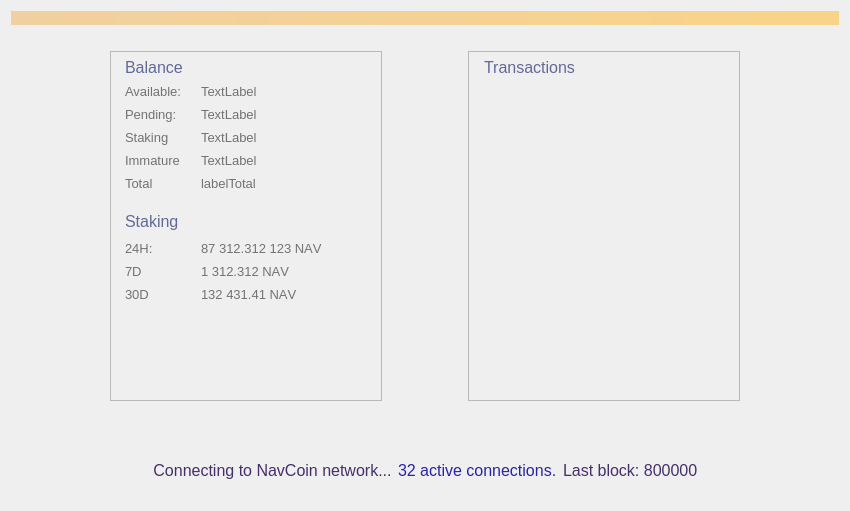
This is src/qt/forms/overviewpage.ui in navcoin/navcoin-core as Qt 5 draws it before an edit. The edited form follows.
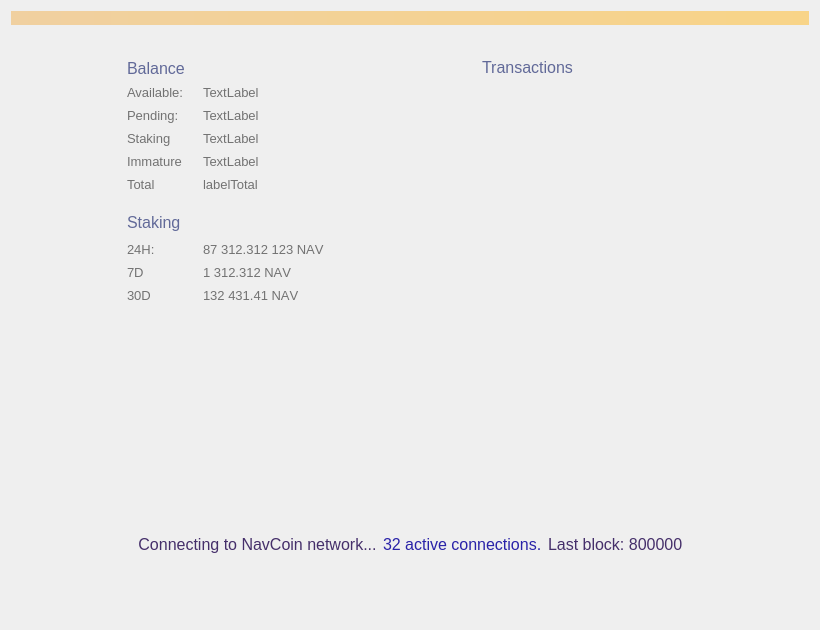
This is the edited form. Custom widgets are drawn as their Qt base class.

Commit message: gui: overview page fits screen

The edit to the form file:
```diff
--- a/src/qt/forms/overviewpage.ui
+++ b/src/qt/forms/overviewpage.ui
@@ -6,13 +6,19 @@
    <rect>
     <x>0</x>
     <y>0</y>
-    <width>850</width>
-    <height>511</height>
+    <width>820</width>
+    <height>630</height>
    </rect>
   </property>
+  <property name="sizePolicy">
+   <sizepolicy hsizetype="MinimumExpanding" vsizetype="MinimumExpanding">
+    <horstretch>0</horstretch>
+    <verstretch>0</verstretch>
+   </sizepolicy>
+  </property>
   <property name="maximumSize">
    <size>
-    <width>850</width>
+    <width>16777215</width>
     <height>16777215</height>
    </size>
   </property>
@@ -40,8 +46,6 @@
     </widget>
    </item>
    <item>
-    <layout class="QVBoxLayout" name="verticalLayout">
-     <item>
       <spacer name="verticalSpacer">
        <property name="orientation">
         <enum>Qt::Vertical</enum>
@@ -59,13 +63,16 @@
      </item>
      <item>
       <layout class="QHBoxLayout" name="horizontalLayout_2">
+     <property name="sizeConstraint">
+      <enum>QLayout::SetMinimumSize</enum>
+     </property>
        <item>
         <spacer name="horizontalSpacer">
          <property name="orientation">
           <enum>Qt::Horizontal</enum>
          </property>
          <property name="sizeType">
-          <enum>QSizePolicy::Expanding</enum>
+        <enum>QSizePolicy::Fixed</enum>
          </property>
          <property name="sizeHint" stdset="0">
           <size>
@@ -76,52 +83,9 @@
         </spacer>
        </item>
        <item>
-        <widget class="QFrame" name="BG1_1">
-         <property name="sizePolicy">
-          <sizepolicy hsizetype="Fixed" vsizetype="Maximum">
-           <horstretch>0</horstretch>
-           <verstretch>0</verstretch>
-          </sizepolicy>
-         </property>
-         <property name="minimumSize">
-          <size>
-           <width>272</width>
-           <height>350</height>
-          </size>
-         </property>
-         <property name="maximumSize">
-          <size>
-           <width>272</width>
-           <height>350</height>
-          </size>
-         </property>
-         <property name="baseSize">
-          <size>
-           <width>245</width>
-           <height>301</height>
-          </size>
-         </property>
-         <property name="styleSheet">
-          <string notr="true"/>
-         </property>
-         <property name="frameShape">
-          <enum>QFrame::StyledPanel</enum>
-         </property>
-         <property name="frameShadow">
-          <enum>QFrame::Raised</enum>
-         </property>
-         <widget class="QWidget" name="verticalLayoutWidget">
-          <property name="geometry">
-           <rect>
-            <x>-1</x>
-            <y>-1</y>
-            <width>282</width>
-            <height>436</height>
-           </rect>
-          </property>
           <layout class="QVBoxLayout" name="verticalLayout_2">
            <property name="sizeConstraint">
-            <enum>QLayout::SetFixedSize</enum>
+        <enum>QLayout::SetNoConstraint</enum>
            </property>
            <property name="leftMargin">
             <number>16</number>
@@ -850,6 +814,12 @@
            </item>
            <item>
             <widget class="QLabel" name="stakingStatusLabel">
+         <property name="sizePolicy">
+          <sizepolicy hsizetype="Expanding" vsizetype="Preferred">
+           <horstretch>0</horstretch>
+           <verstretch>0</verstretch>
+          </sizepolicy>
+         </property>
              <property name="minimumSize">
               <size>
                <width>235</width>
@@ -875,6 +845,12 @@
            </item>
            <item>
             <widget class="QLabel" name="votingStatusLabel">
+         <property name="sizePolicy">
+          <sizepolicy hsizetype="Expanding" vsizetype="Preferred">
+           <horstretch>0</horstretch>
+           <verstretch>0</verstretch>
+          </sizepolicy>
+         </property>
              <property name="minimumSize">
               <size>
                <width>235</width>
@@ -898,19 +874,6 @@
              </property>
             </widget>
            </item>
-           <item>
-            <spacer name="verticalSpacer_7">
-             <property name="orientation">
-              <enum>Qt::Vertical</enum>
-             </property>
-             <property name="sizeHint" stdset="0">
-              <size>
-               <width>20</width>
-               <height>40</height>
-              </size>
-             </property>
-            </spacer>
-           </item>
            <item>
             <spacer name="verticalSpacer_4">
              <property name="orientation">
@@ -925,8 +888,6 @@
             </spacer>
            </item>
           </layout>
-         </widget>
-        </widget>
        </item>
        <item>
         <spacer name="horizontalSpacer_2">
@@ -945,46 +906,6 @@
         </spacer>
        </item>
        <item>
-        <widget class="QFrame" name="BG1_2">
-         <property name="sizePolicy">
-          <sizepolicy hsizetype="Fixed" vsizetype="Fixed">
-           <horstretch>0</horstretch>
-           <verstretch>0</verstretch>
-          </sizepolicy>
-         </property>
-         <property name="minimumSize">
-          <size>
-           <width>272</width>
-           <height>350</height>
-          </size>
-         </property>
-         <property name="maximumSize">
-          <size>
-           <width>272</width>
-           <height>350</height>
-          </size>
-         </property>
-         <property name="baseSize">
-          <size>
-           <width>245</width>
-           <height>301</height>
-          </size>
-         </property>
-         <property name="frameShape">
-          <enum>QFrame::StyledPanel</enum>
-         </property>
-         <property name="frameShadow">
-          <enum>QFrame::Raised</enum>
-         </property>
-         <widget class="QWidget" name="verticalLayoutWidget_2">
-          <property name="geometry">
-           <rect>
-            <x>0</x>
-            <y>0</y>
-            <width>271</width>
-            <height>311</height>
-           </rect>
-          </property>
           <layout class="QVBoxLayout" name="verticalLayout_3">
            <property name="leftMargin">
             <number>16</number>
@@ -1001,6 +922,8 @@
            <item>
             <layout class="QVBoxLayout" name="verticalLayout_4">
              <item>
+          <layout class="QHBoxLayout" name="horizontalLayout_5">
+           <item>
               <widget class="QLabel" name="label_12">
                <property name="sizePolicy">
                 <sizepolicy hsizetype="Preferred" vsizetype="Maximum">
@@ -1028,6 +951,21 @@
               </widget>
              </item>
              <item>
+            <spacer name="horizontalSpacer_12">
+             <property name="orientation">
+              <enum>Qt::Horizontal</enum>
+             </property>
+             <property name="sizeHint" stdset="0">
+              <size>
+               <width>40</width>
+               <height>20</height>
+              </size>
+             </property>
+            </spacer>
+           </item>
+          </layout>
+         </item>
+         <item>
               <spacer name="verticalSpacer_6">
                <property name="orientation">
                 <enum>Qt::Vertical</enum>
@@ -1053,8 +991,6 @@
             </layout>
            </item>
           </layout>
-         </widget>
-        </widget>
        </item>
        <item>
         <spacer name="horizontalSpacer_3">
@@ -1062,7 +998,7 @@
           <enum>Qt::Horizontal</enum>
          </property>
          <property name="sizeType">
-          <enum>QSizePolicy::Maximum</enum>
+        <enum>QSizePolicy::Fixed</enum>
          </property>
          <property name="sizeHint" stdset="0">
           <size>
@@ -1074,24 +1010,11 @@
        </item>
       </layout>
      </item>
-     <item>
-      <spacer name="verticalSpacer_3">
-       <property name="orientation">
-        <enum>Qt::Vertical</enum>
-       </property>
-       <property name="sizeType">
-        <enum>QSizePolicy::Expanding</enum>
-       </property>
-       <property name="sizeHint" stdset="0">
-        <size>
-         <width>20</width>
-         <height>45</height>
-        </size>
-       </property>
-      </spacer>
-     </item>
      <item>
       <layout class="QHBoxLayout" name="horizontalLayout">
+     <property name="sizeConstraint">
+      <enum>QLayout::SetMinimumSize</enum>
+     </property>
        <item>
         <spacer name="horizontalSpacer_5">
          <property name="orientation">
@@ -1198,7 +1121,21 @@
        </item>
       </layout>
      </item>
-    </layout>
+   <item>
+    <spacer name="verticalSpacer_3">
+     <property name="orientation">
+      <enum>Qt::Vertical</enum>
+     </property>
+     <property name="sizeType">
+      <enum>QSizePolicy::Fixed</enum>
+     </property>
+     <property name="sizeHint" stdset="0">
+      <size>
+       <width>20</width>
+       <height>45</height>
+      </size>
+     </property>
+    </spacer>
    </item>
   </layout>
  </widget>
```
Lines whose indentation alone changed are shown as unchanged.
